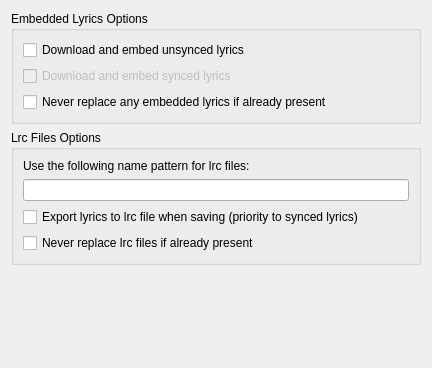
Old version of the form plugins/lrclib_lyrics/option_lrclib_lyrics.ui in the repository metabrainz/picard-plugins.
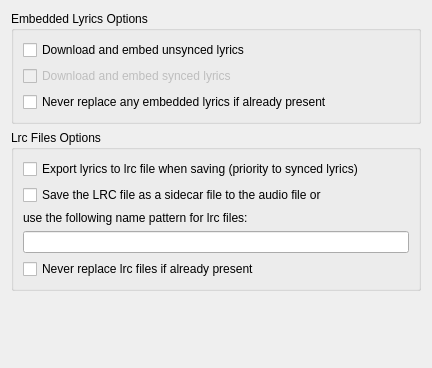
New version of the form.

Commit message: feat(lrclib_lyrics): add option to save LRC file as sidecar to audio file

What changed in the file:
```diff
--- a/plugins/lrclib_lyrics/option_lrclib_lyrics.ui
+++ b/plugins/lrclib_lyrics/option_lrclib_lyrics.ui
@@ -56,16 +56,6 @@
       <string>Lrc Files Options</string>
      </property>
      <layout class="QVBoxLayout" name="verticalLayout_3">
-      <item>
-       <widget class="QLabel" name="label">
-        <property name="text">
-         <string>Use the following name pattern for lrc files:</string>
-        </property>
-       </widget>
-      </item>
-      <item>
-       <widget class="QLineEdit" name="lrc_name"/>
-      </item>
       <item>
        <widget class="QCheckBox" name="export_lyrics">
         <property name="text">
@@ -73,6 +63,23 @@
         </property>
        </widget>
       </item>
+      <item>
+       <widget class="QCheckBox" name="lrc_as_sidecar">
+        <property name="text">
+         <string>Save the LRC file as a sidecar file to the audio file or</string>
+        </property>
+       </widget>
+      </item>
+      <item>
+       <widget class="QLabel" name="label">
+        <property name="text">
+         <string>use the following name pattern for lrc files:</string>
+        </property>
+       </widget>
+      </item>
+      <item>
+       <widget class="QLineEdit" name="lrc_name"/>
+      </item>
       <item>
        <widget class="QCheckBox" name="replace_exported">
         <property name="text">
```
Left out of the diff: 2 changed lines with no effect on the pictures. The commit also changes 2 other files.
